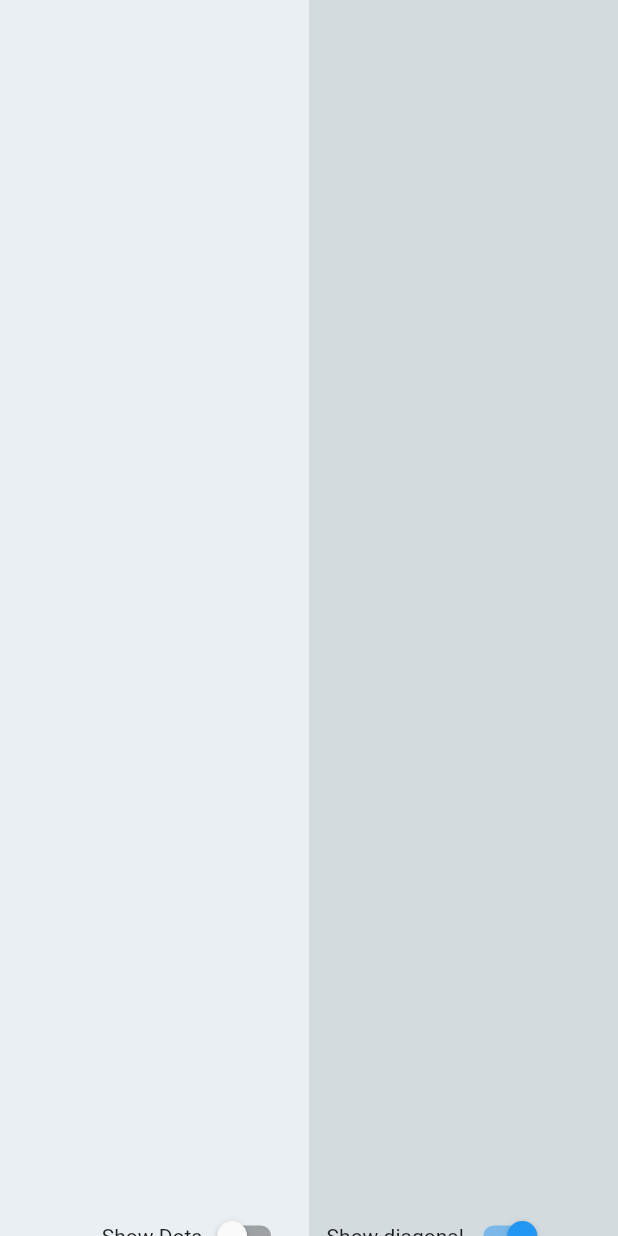
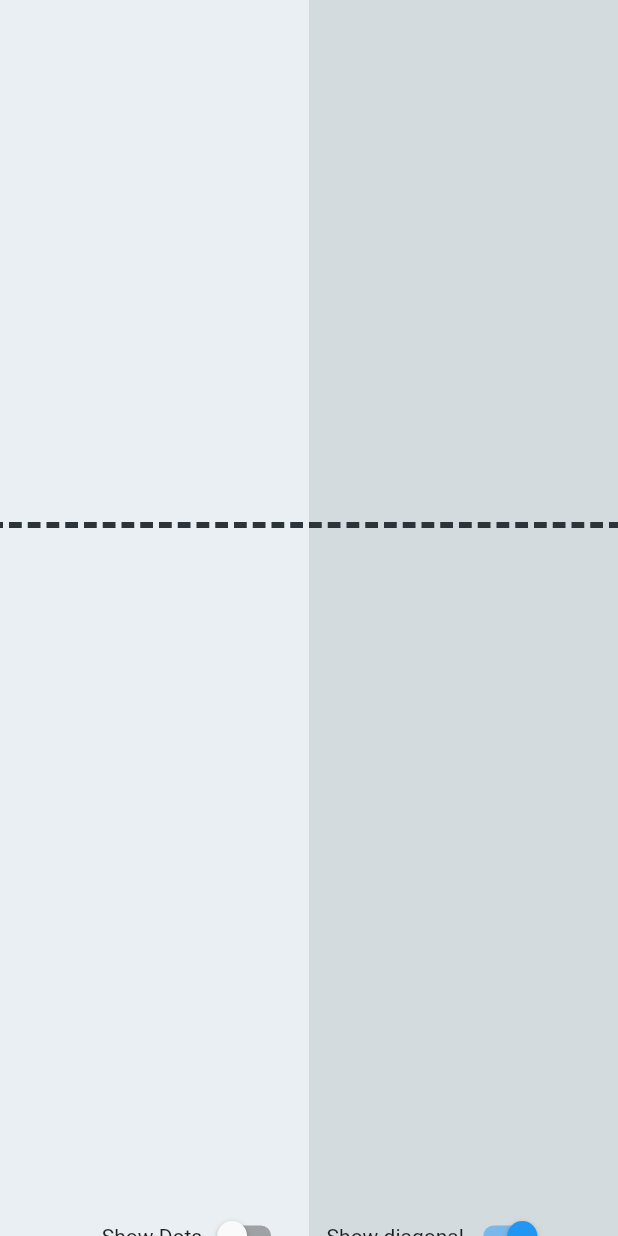
Before and after one commit to qidian11/polygon, a Flutter app: the screen it shows after launch, on a phone screen of 412 x 824 dp. Run offline on Flutter 3.47's test engine with Material 2 defaults, Android fonts, the phone set to English and light mode, and no system bars.

Commit message:
add line loading

```diff
--- /dev/null
+++ b/lib/line_loading_painter.dart
@@ -0,0 +1,63 @@
+import 'package:flutter/material.dart';
+import 'dart:math';
+
+class LineLoadingPainter extends CustomPainter {
+  double lineNum;
+  double totalLength;
+  double progress;
+  double maxProgress;
+  double get lineLength => totalLength / lineNum;
+  // 起伏宽度是总长度的1/2
+  double get waveLength => totalLength / 2;
+  // 起伏高度是起伏宽度的1/4
+  double get waveHeight => waveLength / 4;
+  LineLoadingPainter(
+      {this.totalLength = 500.0,
+      this.lineNum = 40,
+      this.progress = 0.0,
+      this.maxProgress = 20.0});
+  @override
+  void paint(Canvas canvas, Size size) {
+    Paint paint = Paint()
+      ..color = const Color(0xFF2C343A)
+      ..strokeWidth = 4;
+    canvas.translate(size.width / 2, size.height / 2);
+    Offset p1 = Offset(-totalLength / 2, 0);
+    Offset p2 = Offset(p1.dx + lineLength - 4, 0);
+    double height = 0;
+    double centerX;
+    double waveStartX = progress / maxProgress * (waveLength + totalLength) +
+        (-totalLength / 2 - waveLength);
+    for (int i = 0; i < lineNum; i++) {
+      p1 = Offset(-totalLength / 2 + lineLength * i, 0);
+      p2 = Offset(p1.dx + lineLength - 4, 0);
+      centerX = (p1.dx + p1.dx + lineLength) / 2;
+      print(
+          'i:$i,centerX:$centerX,waveStartX:$waveStartX,waveStartX + waveLength:${waveStartX + waveLength}');
+      if (waveStartX < centerX && centerX < (waveStartX + waveLength)) {
+        height =
+            -sin((centerX - waveStartX) * 2 * pi / waveLength) * waveHeight;
+        print('${((centerX - waveStartX) * pi / waveLength) / pi}');
+        // } else if (waveStartX < p1.dx && p1.dx < (waveStartX + waveLength)) {
+        //   height = -sin((p1.dx - waveStartX) * pi / waveLength) * waveLength / 2;
+        //   print('${((p1.dx - waveStartX) * pi / waveLength) / pi}');
+        // } else if (waveStartX < p2.dx && p2.dx < (waveStartX + waveLength)) {
+        //   height = -sin((p2.dx - waveStartX) * pi / waveLength) * waveLength / 2;
+        //   print(((p2.dx - waveStartX) * pi / waveLength) / pi);
+      } else {
+        height = 0;
+      }
+      p1 = Offset(p1.dx, height);
+      p2 = Offset(p2.dx, height);
+      canvas.drawLine(p1, p2, paint);
+
+      // canvas.translate(p2.dx + 4, p2.dy);
+      // canvas.rotate((progress / 20.0) * 2 * pi / lineNum);
+    }
+  }
+
+  @override
+  bool shouldRepaint(LineLoadingPainter oldDelegate) {
+    return true;
+  }
+}
--- a/lib/main.dart
+++ b/lib/main.dart
@@ -1,6 +1,7 @@
 import 'package:flutter/material.dart';
 import 'package:polygon/polygon_painter.dart';
 import 'package:polygon/circle2line_painter.dart';
+import 'package:polygon/line_loading_painter.dart';
 
 void main() {
   runApp(const MyApp());
@@ -95,15 +96,15 @@ class _MyHomePageState extends State<MyHomePage>
                       width: canvasWidth,
                       height: canvasWidth,
                       child: CustomPaint(
-                        // painter:
-                        //     Circle2LinePainter(radius: 100, progress: sides),
-                        painter: PolygonPainter(
-                          sides: sides,
-                          radius: canvasWidth / 2,
-                          showDots: showDots,
-                          showDiagonal: showDiagonal,
-                          progress: progress,
-                        ),
+                        painter: LineLoadingPainter(progress: sides),
+                        // Circle2LinePainter(radius: 100, progress: sides),
+                        // painter: PolygonPainter(
+                        //   sides: sides,
+                        //   radius: canvasWidth / 2,
+                        //   showDots: showDots,
+                        //   showDiagonal: showDiagonal,
+                        //   progress: progress,
+                        // ),
                       ),
                     ),
                     const SizedBox(
```
